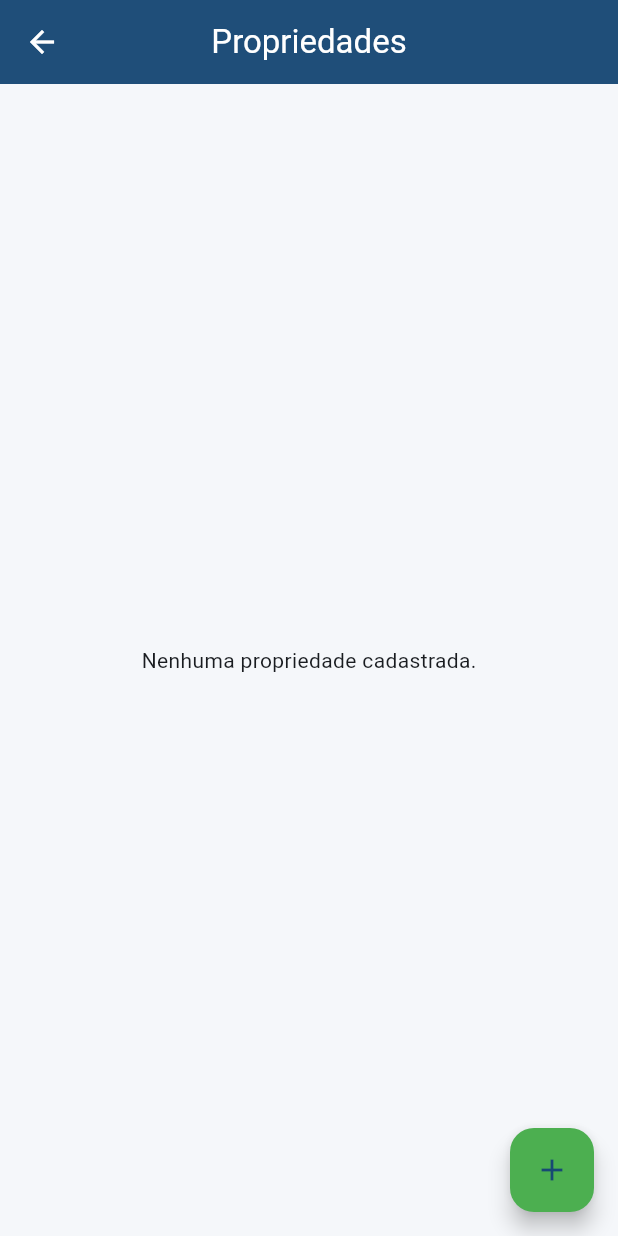
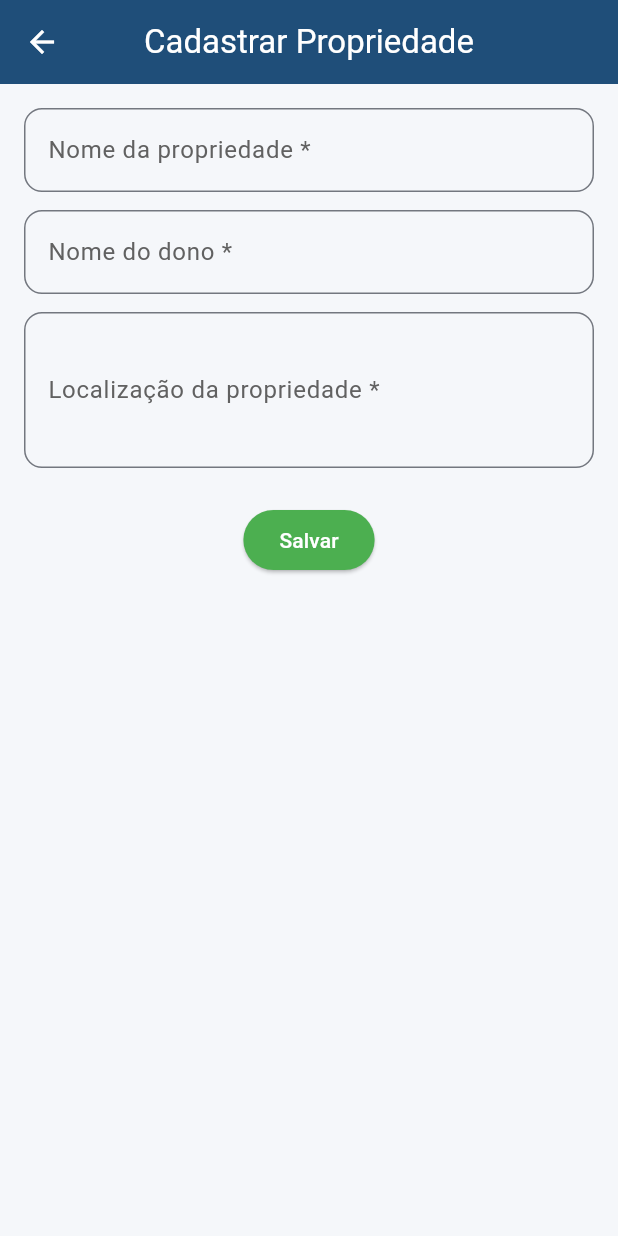
Before and after one commit to Juliadambros/app-CompactMeter, a Flutter app: the ListaPropriedadesPage screen opened directly, after a tap on the "add" icon, on a phone screen of 412 x 824 dp. Run offline on Flutter 3.47's test engine with Material 3 defaults, Android fonts, the light colour scheme and no system bars; our stand-ins replace cloud_firestore, firebase_auth, firebase_core; accounts and stored records are empty.

Commit message:
cadastro propriedade

```diff
--- /dev/null
+++ b/lib/models/propriedade_model.dart
@@ -0,0 +1,33 @@
+class PropriedadeModel {
+  final String id;
+  final String nome;
+  final String dono;
+  final String usuarioId;
+  final String endereco;
+
+  PropriedadeModel({
+    required this.id,
+    required this.nome,
+    required this.dono,
+    required this.usuarioId,
+    required this.endereco,
+  });
+
+  Map<String, dynamic> toMap() => {
+        'id': id,
+        'nome': nome,
+        'dono': dono,
+        'usuarioId': usuarioId,
+        'endereco': endereco,
+      };
+
+  factory PropriedadeModel.fromMap(Map<String, dynamic> map) {
+    return PropriedadeModel(
+      id: map['id'],
+      nome: map['nome'],
+      dono: map['dono'],
+      usuarioId: map['usuarioId'],
+      endereco: map['endereco'],
+    );
+  }
+}
--- /dev/null
+++ b/lib/service/propriedade_service.dart
@@ -0,0 +1,30 @@
+import 'package:cloud_firestore/cloud_firestore.dart';
+import '../models/propriedade_model.dart';
+
+class PropriedadeService {
+  final CollectionReference propriedades =
+      FirebaseFirestore.instance.collection('propriedades');
+
+  Future<void> salvar(PropriedadeModel propriedade) async {
+    await propriedades.doc(propriedade.id).set(propriedade.toMap());
+  }
+
+  Future<void> atualizar(PropriedadeModel propriedade) async {
+    await propriedades.doc(propriedade.id).update(propriedade.toMap());
+  }
+
+  Future<void> excluir(String id) async {
+    await propriedades.doc(id).delete();
+  }
+
+  Future<List<PropriedadeModel>> listarPorUsuario(String uid) async {
+    final snapshot =
+        await propriedades.where('usuarioId', isEqualTo: uid).get();
+
+    return snapshot.docs
+        .map(
+          (d) => PropriedadeModel.fromMap(d.data() as Map<String, dynamic>),
+        )
+        .toList();
+  }
+}
--- a/lib/view/admin/detalhes_usuario_page.dart
+++ b/lib/view/admin/detalhes_usuario_page.dart
@@ -1,5 +1,4 @@
 import 'package:flutter/material.dart';
-import 'package:intl/intl.dart';
 
 import '../../components/delete_button.dart';
 import '../../models/usuario_model.dart';
--- /dev/null
+++ b/lib/view/usuario/propriedades/cadastro_propriedade_page.dart
@@ -0,0 +1,120 @@
+import 'package:flutter/material.dart';
+import 'package:firebase_auth/firebase_auth.dart';
+import 'package:uuid/uuid.dart';
+
+import '../../../models/propriedade_model.dart';
+import '../../../service/propriedade_service.dart';
+import '../../../theme/app_colors.dart';
+
+class CadastroPropriedadePage extends StatefulWidget {
+  const CadastroPropriedadePage({super.key, this.propriedade});
+
+  final PropriedadeModel? propriedade;
+
+  @override
+  State<CadastroPropriedadePage> createState() =>
+      _CadastroPropriedadePageState();
+}
+
+class _CadastroPropriedadePageState extends State<CadastroPropriedadePage> {
+  final nomeCtrl = TextEditingController();
+  final donoCtrl = TextEditingController();
+  final enderecoCtrl = TextEditingController();
+
+  final service = PropriedadeService();
+
+  @override
+  void initState() {
+    super.initState();
+
+    if (widget.propriedade != null) {
+      nomeCtrl.text = widget.propriedade!.nome;
+      donoCtrl.text = widget.propriedade!.dono;
+      enderecoCtrl.text = widget.propriedade!.endereco;
+    }
+  }
+
+  void salvar() async {
+    if (nomeCtrl.text.trim().isEmpty ||
+        donoCtrl.text.trim().isEmpty ||
+        enderecoCtrl.text.trim().isEmpty) {
+      ScaffoldMessenger.of(context).showSnackBar(
+        const SnackBar(content: Text('Preencha todos os campos')),
+      );
+      return;
+    }
+
+    final uid = FirebaseAuth.instance.currentUser!.uid;
+
+    final propriedade = PropriedadeModel(
+      id: widget.propriedade?.id ?? const Uuid().v4(),
+      nome: nomeCtrl.text.trim(),
+      dono: donoCtrl.text.trim(),
+      usuarioId: uid,
+      endereco: enderecoCtrl.text.trim(),
+    );
+
+    if (widget.propriedade == null) {
+      await service.salvar(propriedade);
+    } else {
+      await service.atualizar(propriedade);
+    }
+
+    if (!mounted) return;
+    Navigator.pop(context, true);
+  }
+
+  @override
+  Widget build(BuildContext context) {
+    return Scaffold(
+      appBar: AppBar(
+        title: Text(
+          widget.propriedade == null
+              ? 'Cadastrar Propriedade'
+              : 'Editar Propriedade',
+        ),
+      ),
+      body: SingleChildScrollView(
+        padding: const EdgeInsets.all(16),
+        child: Column(
+          children: [
+            TextField(
+              controller: nomeCtrl,
+              decoration:
+                  const InputDecoration(labelText: 'Nome da propriedade *'),
+            ),
+            const SizedBox(height: 12),
+
+            TextField(
+              controller: donoCtrl,
+              decoration: const InputDecoration(labelText: 'Nome do dono *'),
+            ),
+            const SizedBox(height: 12),
+
+            TextField(
+              controller: enderecoCtrl,
+              maxLines: 3,
+              decoration: const InputDecoration(
+                labelText: 'Localização da propriedade *',
+                hintText:
+                    'Informe o endereço ou uma referência.\n'
+                    'Exemplo: Linha São José, interior de Guarapuava - PR\n'
+                    'ou: Rua das Araucárias, nº 120, Centro',
+              ),
+            ),
+
+            const SizedBox(height: 24),
+
+            ElevatedButton(
+              style: ElevatedButton.styleFrom(
+                backgroundColor: AppColors.verde,
+              ),
+              onPressed: salvar,
+              child: const Text('Salvar'),
+            ),
+          ],
+        ),
+      ),
+    );
+  }
+}
--- a/lib/view/usuario/propriedades/lista_propriedades_page.dart
+++ b/lib/view/usuario/propriedades/lista_propriedades_page.dart
@@ -1,22 +1,136 @@
-import 'package:app_compactmeter/theme/app_colors.dart';
 import 'package:flutter/material.dart';
+import 'package:firebase_auth/firebase_auth.dart';
 
-class ListaPropriedadesPage extends StatelessWidget {
+import '../../../models/propriedade_model.dart';
+import '../../../service/propriedade_service.dart';
+import '../../../theme/app_colors.dart';
+import '../../../components/loading.dart';
+import '../../../components/delete_button.dart';
+import 'cadastro_propriedade_page.dart';
+
+class ListaPropriedadesPage extends StatefulWidget {
   const ListaPropriedadesPage({super.key});
+
+  @override
+  State<ListaPropriedadesPage> createState() =>
+      _ListaPropriedadesPageState();
+}
+
+class _ListaPropriedadesPageState extends State<ListaPropriedadesPage> {
+  late Future<List<PropriedadeModel>> _futurePropriedades;
+
+  @override
+  void initState() {
+    super.initState();
+    _carregarPropriedades();
+  }
+
+  void _carregarPropriedades() {
+    final uid = FirebaseAuth.instance.currentUser!.uid;
+    _futurePropriedades =
+        PropriedadeService().listarPorUsuario(uid);
+  }
+
+  Future<void> _abrirCadastro([PropriedadeModel? propriedade]) async {
+    final atualizado = await Navigator.push(
+      context,
+      MaterialPageRoute(
+        builder: (_) =>
+            CadastroPropriedadePage(propriedade: propriedade),
+      ),
+    );
+
+    if (atualizado == true) {
+      setState(() => _carregarPropriedades());
+    }
+  }
+
+  Future<void> _excluir(String id) async {
+    await PropriedadeService().excluir(id);
+
+    if (!mounted) return;
+
+    setState(() => _carregarPropriedades());
+
+    ScaffoldMessenger.of(context).showSnackBar(
+      const SnackBar(content: Text('Propriedade excluída')),
+    );
+  }
 
   @override
   Widget build(BuildContext context) {
     return Scaffold(
-      appBar: AppBar(title: const Text('Propriedades')),
+      backgroundColor: AppColors.fundo,
+      appBar: AppBar(
+        title: const Text('Propriedades'),
+        backgroundColor: AppColors.azul,
+      ),
       floatingActionButton: FloatingActionButton(
         backgroundColor: AppColors.verde,
-        onPressed: () {
-          // navegar para cadastro de propriedade
-        },
+        onPressed: () => _abrirCadastro(),
         child: const Icon(Icons.add),
       ),
-      body: const Center(
-        child: Text('Nenhuma propriedade cadastrada.'),
+      body: FutureBuilder<List<PropriedadeModel>>(
+        future: _futurePropriedades,
+        builder: (context, snapshot) {
+          if (snapshot.connectionState == ConnectionState.waiting) {
+            return const AppLoading();
+          }
+
+          if (!snapshot.hasData || snapshot.data!.isEmpty) {
+            return const Center(
+              child: Text('Nenhuma propriedade cadastrada'),
+            );
+          }
+
+          final propriedades = snapshot.data!;
+
+          return ListView.builder(
+            padding: const EdgeInsets.all(16),
+            itemCount: propriedades.length,
+            itemBuilder: (context, index) {
+              final p = propriedades[index];
+
+              return Card(
+                margin: const EdgeInsets.only(bottom: 12),
+                shape: RoundedRectangleBorder(
+                  borderRadius: BorderRadius.circular(16),
+                ),
+                child: ListTile(
+                  leading: Icon(
+                    Icons.location_on,
+                    color: AppColors.verde,
+                  ),
+                  title: Text(p.nome),
+                  subtitle: Column(
+                    crossAxisAlignment: CrossAxisAlignment.start,
+                    children: [
+                      Text('Dono: ${p.dono}'),
+                      Text(
+                        '📍 ${p.endereco}',
+                        style: const TextStyle(fontSize: 12),
+                      ),
+                    ],
+                  ),
+                  trailing: Row(
+                    mainAxisSize: MainAxisSize.min,
+                    children: [
+                      IconButton(
+                        icon: const Icon(Icons.edit, color: Colors.blue),
+                        onPressed: () => _abrirCadastro(p),
+                      ),
+                      DeleteButton(
+                        mensagem:
+                            'Deseja excluir esta propriedade?',
+                        onConfirm: () => _excluir(p.id),
+                      ),
+                    ],
+                  ),
+                ),
+              );
+            },
+          );
+        },
       ),
     );
   }
--- a/pubspec.yaml
+++ b/pubspec.yaml
@@ -45,9 +45,12 @@ dependencies:
   permission_handler: ^12.0.1
   uuid: ^4.5.2
   mask_text_input_formatter: ^2.9.0
+
+
 dev_dependencies:
   flutter_test:
     sdk: flutter
+
 
   # The "flutter_lints" package below contains a set of recommended lints to
   # encourage good coding practices. The lint set provided by the package is
```
Also changed, not shown: lib/view/login/login_page.dart (+44 -26 lines), assets/imgs/agronomia.png (added), assets/imgs/bigData.png (added), assets/imgs/logo_BigData_cabecalho.png (added), assets/imgs/logo_CienciaComputacao.png (added), assets/imgs/logobigdata.png (added), assets/imgs/nmap.png (added), 5 other files.
